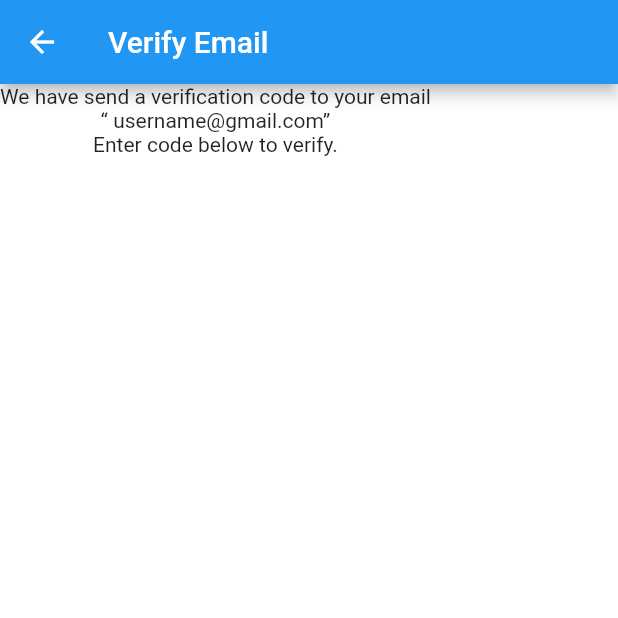
After one commit to salmanbhatti52/uzaar, a Flutter app: the VerifyEmail screen opened directly, on a phone screen of 412 x 824 dp, the top half of it. The commit adds this screen. Run offline on Flutter 3.47's test engine with Material 2 defaults, Android fonts, the phone set to English and light mode, and no system bars; our stand-ins replace dropdown_button2, flutter_rating_bar, flutter_screenutil, flutter_svg, google_fonts, shared_preferences and 1 more; accounts and stored records are empty.

Commit message:
code add

```diff
--- a/lib/CustomSplash.dart
+++ b/lib/CustomSplash.dart
@@ -24,7 +24,7 @@ class _CustomSplashState extends State<CustomSplash> {
     // isLogin = (await secureSharedPref.getString('isLogin')) ?? 'false';
 
     Future.delayed(
-      const Duration(seconds: 4),
+      const Duration(seconds: 3),
       () async {
         Navigator.pushReplacement(
           context,
--- a/lib/LogInScreen.dart
+++ b/lib/LogInScreen.dart
@@ -249,6 +249,10 @@ class _LogInScreenState extends State<LogInScreen> {
                       SizedBox(
                         height: 30.h,
                       ),
+                      outlinedButton(context),
+                      SizedBox(
+                        height: 30.h,
+                      ),
                       Padding(
                         padding: EdgeInsets.only(bottom: 20.0.h),
                         child: RichText(
--- a/lib/ResetPasswordScreen.dart
+++ b/lib/ResetPasswordScreen.dart
@@ -115,7 +115,7 @@ class _ResetPasswordScreenState extends State<ResetPasswordScreen> {
                 crossAxisAlignment: CrossAxisAlignment.start,
                 children: [
                   SizedBox(
-                    height: 40.h,
+                    height: 50.h,
                   ),
                   text('New Password'),
                   SizedBox(
--- /dev/null
+++ b/lib/screens/verify_email_screen.dart
@@ -0,0 +1,31 @@
+import 'package:flutter/material.dart';
+
+class VerifyEmail extends StatefulWidget {
+  const VerifyEmail({Key? key}) : super(key: key);
+
+  @override
+  State<VerifyEmail> createState() => _VerifyEmailState();
+}
+
+class _VerifyEmailState extends State<VerifyEmail> {
+  @override
+  Widget build(BuildContext context) {
+    return Scaffold(
+      backgroundColor: Colors.white,
+      appBar: AppBar(
+        leading: Icon(Icons.arrow_back),
+        title: Text('Verify Email'),
+      ),
+      body: SafeArea(
+          child: Column(
+        children: [
+          Text(
+            'We have send a verification code to your email',
+          ),
+          Text('“ username@gmail.com”'),
+          Text('Enter code below to verify.'),
+        ],
+      )),
+    );
+  }
+}
--- a/lib/widgets/TextfromFieldWidget.dart
+++ b/lib/widgets/TextfromFieldWidget.dart
@@ -72,7 +72,8 @@ class TextFormFieldWidget extends StatelessWidget {
           focusedBorder: focusedBorder,
           enabledBorder: enableBorder,
           prefixIcon: prefixIcon,
-      ),
+          contentPadding:
+              EdgeInsets.symmetric(vertical: 10.0, horizontal: 10.0)),
     );
   }
 }
```
Also changed, not shown: lib/CompleteProfileScreen.dart (+14 -4 lines), lib/OnboardingScreen.dart (+16 -15 lines), lib/SignUpScreen.dart (+8 -8 lines), lib/constants/Buttons.dart (+45 -6 lines), assets/Splash.png, assets/app-logo.svg, assets/phone-fill.svg (added). Lines whose indentation alone changed are shown as unchanged.
